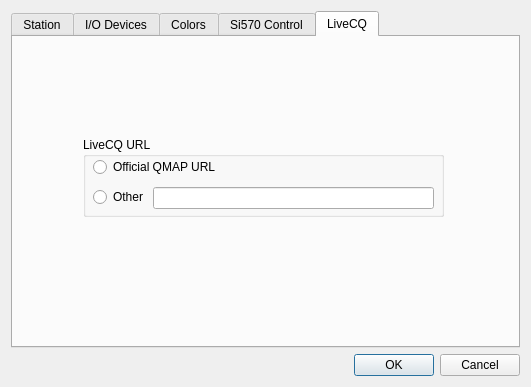
uaro-radio/wsjtx, file map65/devsetup.ui: the form before one commit.
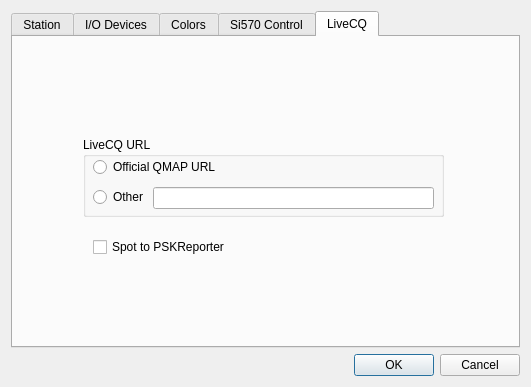
The form after the commit. The open tabs and pages were chosen to show the change.

Commit message: Add PSK Reporting to MAP65, remove LiveCQ and PSKReporter reporting from main thread,  put each on separate thread.

```diff
--- a/map65/devsetup.ui
+++ b/map65/devsetup.ui
@@ -1804,6 +1804,19 @@
         </property>
        </widget>
       </widget>
+      <widget class="QCheckBox" name="pskBox">
+       <property name="geometry">
+        <rect>
+         <x>80</x>
+         <y>200</y>
+         <width>141</width>
+         <height>20</height>
+        </rect>
+       </property>
+       <property name="text">
+        <string>Spot to PSKReporter</string>
+       </property>
+      </widget>
      </widget>
     </widget>
    </item>
```
Left out of the diff: 2 changed lines with no effect on the pictures. The commit also changes 10 other files.
